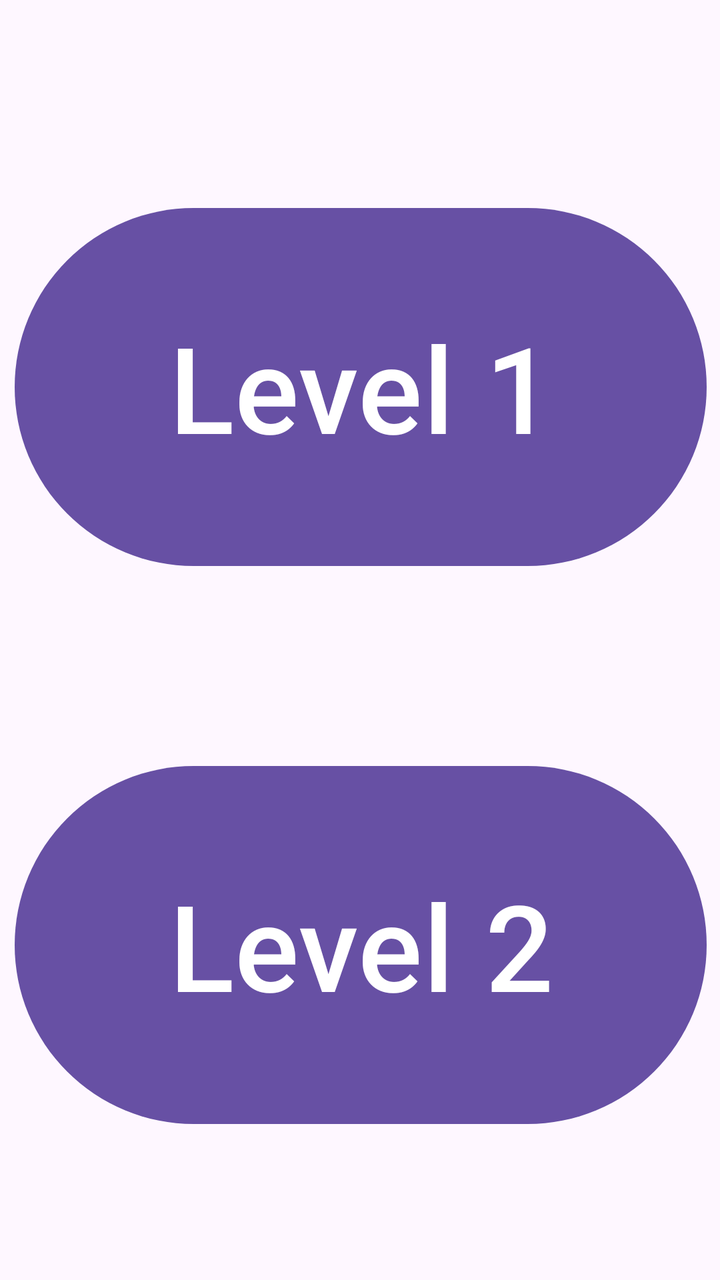
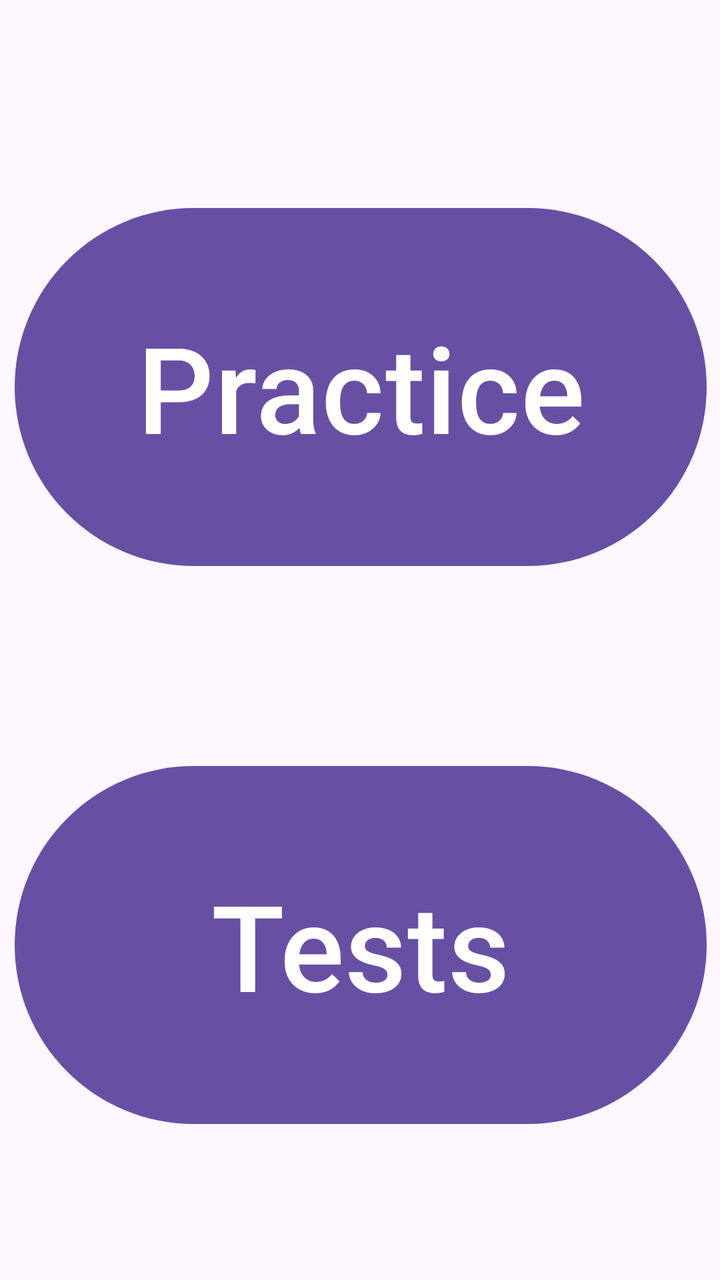

Screens rendered from an Android XML layout before and after an edit, with the pre-edit source and the edit as a unified diff.
<!-- AndroidManifest.xml: application theme Theme.CustomFlashcards -->
<!-- res/layout/fragment_third.xml -->
<?xml version="1.0" encoding="utf-8"?>
<androidx.core.widget.NestedScrollView xmlns:android="http://schemas.android.com/apk/res/android"
    xmlns:app="http://schemas.android.com/apk/res-auto"
    xmlns:tools="http://schemas.android.com/tools"
    android:layout_width="match_parent"
    android:layout_height="match_parent"
    tools:context=".ThirdFragment">

    <androidx.constraintlayout.widget.ConstraintLayout
        android:layout_width="match_parent"
        android:layout_height="wrap_content">

        <Button
            android:id="@+id/buttonLevel1"
            android:layout_width="346dp"
            android:layout_height="187dp"
            android:layout_marginTop="100dp"
            android:text="Level 1"
            android:textSize="60sp"
            app:layout_constraintEnd_toEndOf="parent"
            app:layout_constraintHorizontal_bias="0.524"
            app:layout_constraintStart_toStartOf="parent"
            app:layout_constraintTop_toTopOf="parent" />

        <Button
            android:id="@+id/buttonLevel2"
            android:layout_width="346dp"
            android:layout_height="187dp"
            android:layout_marginTop="92dp"
            android:text="Level 2"
            android:textSize="60sp"
            app:layout_constraintEnd_toEndOf="parent"
            app:layout_constraintHorizontal_bias="0.524"
            app:layout_constraintStart_toStartOf="parent"
            app:layout_constraintTop_toBottomOf="@+id/buttonLevel1" />
    </androidx.constraintlayout.widget.ConstraintLayout>
</androidx.core.widget.NestedScrollView>
<!-- resources referenced by this layout -->
<resources>
  <style name="Theme.CustomFlashcards" parent="Base.Theme.CustomFlashcards" />
  <style name="Base.Theme.CustomFlashcards" parent="Theme.Material3.DayNight.NoActionBar">
          
          
      </style>
</resources>

<!-- the commit's change to res/layout/fragment_third.xml (unified diff, before → after) -->
@@ -15,7 +15,7 @@
             android:layout_width="346dp"
             android:layout_height="187dp"
             android:layout_marginTop="100dp"
-            android:text="Level 1"
+            android:text="Practice"
             android:textSize="60sp"
             app:layout_constraintEnd_toEndOf="parent"
             app:layout_constraintHorizontal_bias="0.524"
@@ -27,7 +27,7 @@
             android:layout_width="346dp"
             android:layout_height="187dp"
             android:layout_marginTop="92dp"
-            android:text="Level 2"
+            android:text="Tests"
             android:textSize="60sp"
             app:layout_constraintEnd_toEndOf="parent"
             app:layout_constraintHorizontal_bias="0.524"
